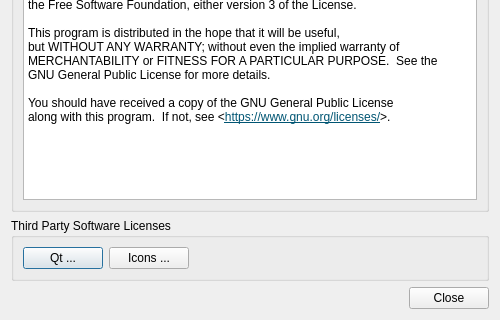
Before: the Qt Designer form aboutdialog.ui in BrainB0ne/haveibeenpwned-local, drawn with Qt 5; both pictures show x 0 to 500 and y 155 to 475 of the 500 by 475 pixel window.
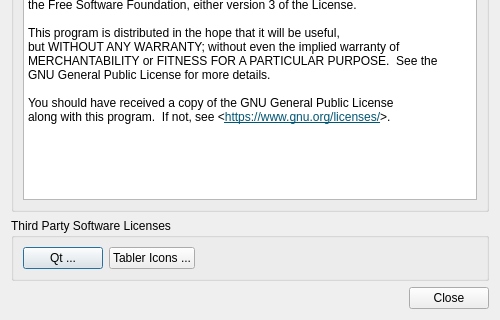
After: the same form once the commit is applied. Icons and pictures are not drawn.

Commit message: changed iconsLicenseButton text from "Icons ..." to "Tabler Icons ..."

```diff
--- a/aboutdialog.ui
+++ b/aboutdialog.ui
@@ -110,7 +110,7 @@
       <item row="0" column="1">
        <widget class="QPushButton" name="iconsLicenseButton">
         <property name="text">
-         <string>Icons ...</string>
+         <string>Tabler Icons ...</string>
         </property>
         <property name="icon">
          <iconset resource="haveibeenpwned-local.qrc">
```
